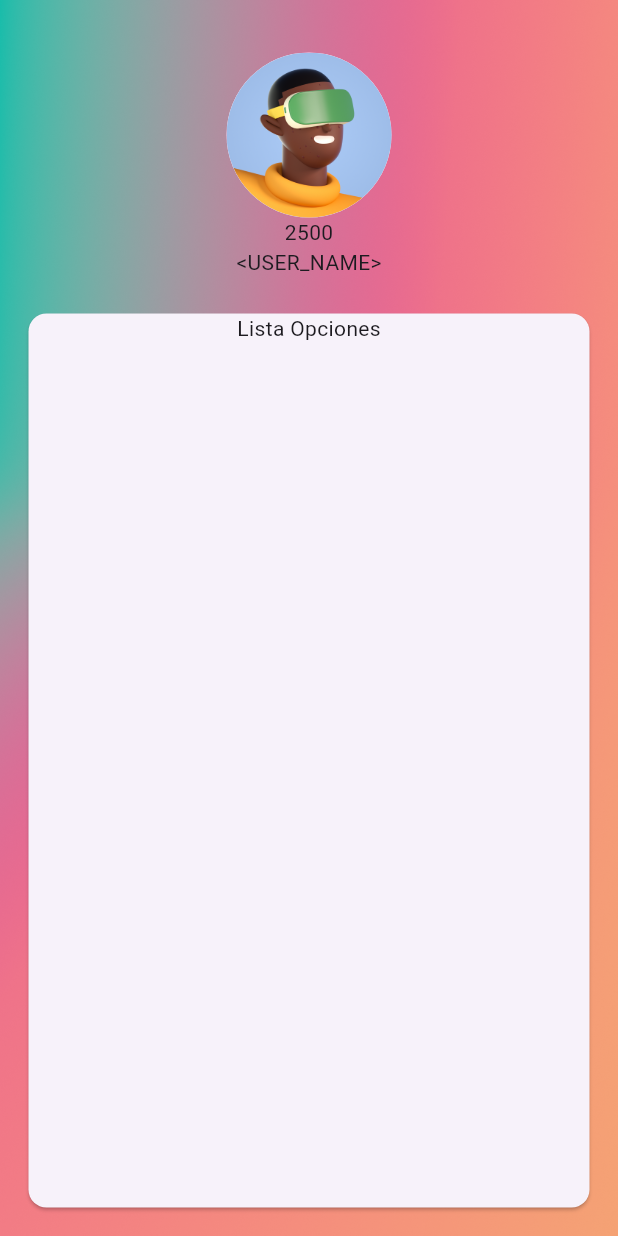
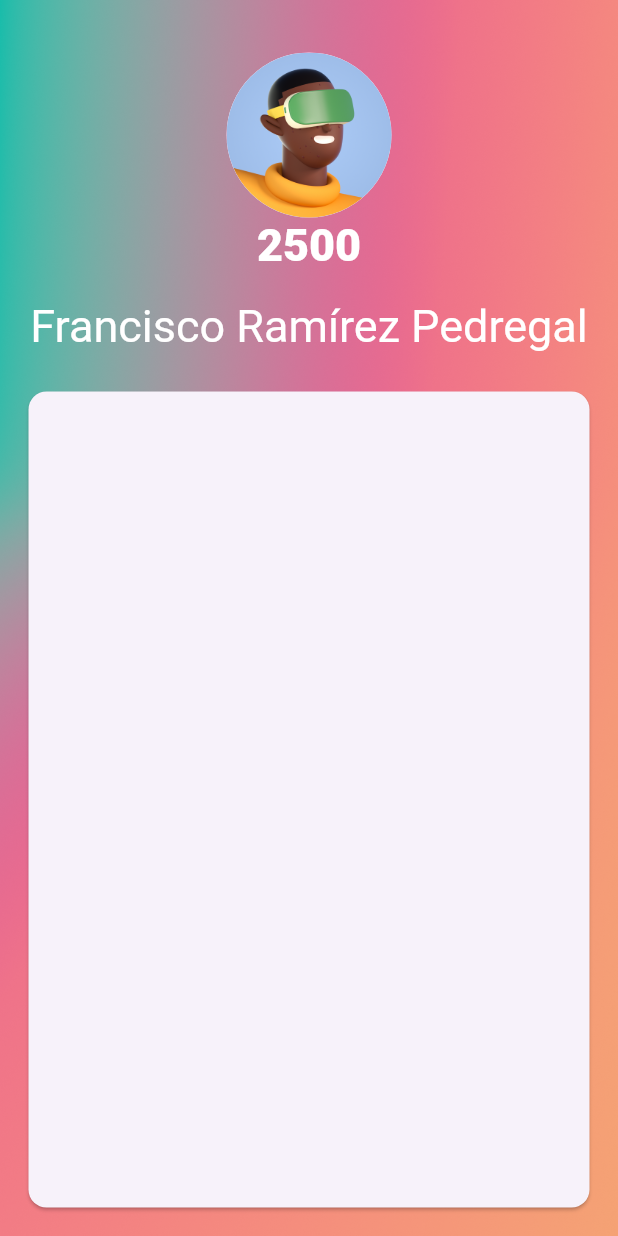
Before and after one commit to TonyUrena/Proyecto-Final-Tony-Urena-Fortuno, a Flutter app: the ProfileScreen screen opened by its route, on a phone screen of 412 x 824 dp. Run offline on Flutter 3.47's test engine with Material 3 defaults, Android fonts, the phone set to English and light mode, and no system bars.

Commit message:
Layout ProfileScreen

```diff
--- a/lib/main.dart
+++ b/lib/main.dart
@@ -19,6 +19,7 @@ class MyApp extends StatelessWidget {
           titleMedium: TextStyle(fontSize: 26, fontWeight: FontWeight.w900, color: Colors.white, height: 1.3),
           titleSmall: TextStyle(fontSize: 23, fontWeight: FontWeight.w300, color: Colors.white),
           headlineLarge: TextStyle(fontSize: 20, fontWeight: FontWeight.w900, color: Colors.pink.shade400),
+          headlineMedium: TextStyle(fontSize: 30, fontWeight: FontWeight.w400, color: Colors.white),
           headlineSmall: TextStyle(fontSize: 18, fontWeight: FontWeight.w800, color: Colors.white),
         labelMedium: TextStyle(fontSize: 16, color: Colors.pink.shade400)),
       ),
--- a/lib/profile_screen.dart
+++ b/lib/profile_screen.dart
@@ -21,7 +21,7 @@ class _ProfileScreenState extends State<ProfileScreen> {
             height: double.infinity,
             width: double.infinity,
           ),
-          const Padding(
+           Padding(
             padding: EdgeInsets.all(15),
             child: Column(
               children: [
@@ -30,8 +30,9 @@ class _ProfileScreenState extends State<ProfileScreen> {
                   child: Column(
                     children: [
                       CircleAvatar(radius: 55, backgroundImage: AssetImage('assets/avatar.png')),
-                      Text("2500"),
-                      Text("<USER_NAME>"),
+                      Text("2500", style: Theme.of(context).textTheme.titleLarge,),
+                      SizedBox(height: 15,),
+                      Text("Francisco Ramírez Pedregal", style: Theme.of(context).textTheme.headlineMedium, textAlign: TextAlign.center,),
                     ],
                   ),
                 ),
@@ -39,11 +40,6 @@ class _ProfileScreenState extends State<ProfileScreen> {
                   child: SizedBox(
                     width: double.infinity,
                     child: Card(
-                      child: Column(
-                        children: [
-                          Text("Lista Opciones"),
-                        ],
-                      ),
                     ),
                   ),
                 ),
```
Also changed, not shown: lib/menu_screen.dart (+11 -30 lines), assets/background_gradient01.png.
